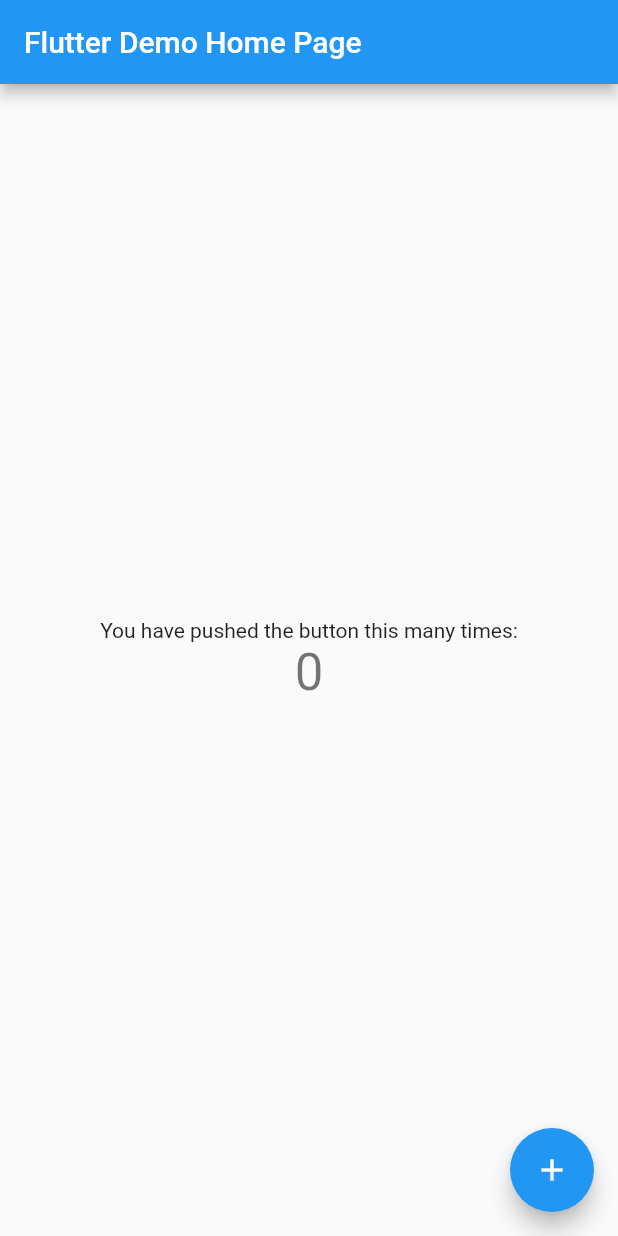
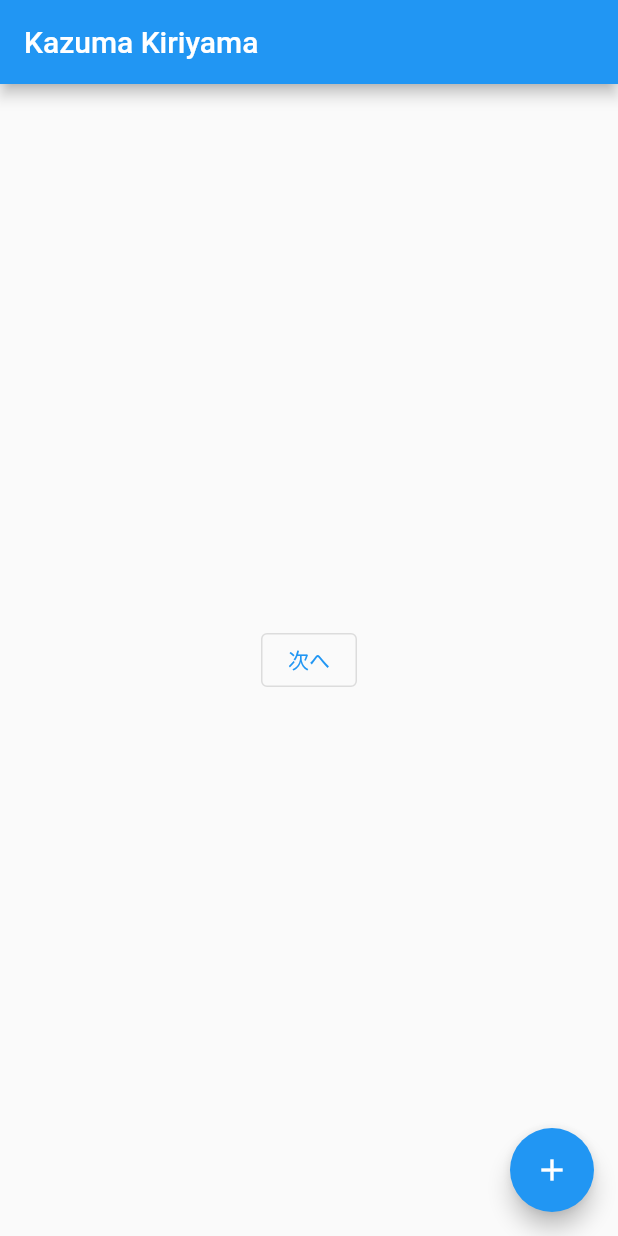
Before and after one commit to chankiri91/practice_flutter, a Flutter app: the screen it shows after launch, on a phone screen of 412 x 824 dp. Run offline on Flutter 3.47's test engine with Material 2 defaults, Android fonts, the phone set to English and light mode, and no system bars.

Commit message:
画面遷移

```diff
--- a/lib/main.dart
+++ b/lib/main.dart
@@ -1,4 +1,5 @@
 import 'package:flutter/material.dart';
+import 'package:practice_flutter/next_page.dart';
 
 void main() {
   runApp(const MyApp());
@@ -52,58 +53,26 @@ class _MyHomePageState extends State<MyHomePage> {
 
   void _incrementCounter() {
     setState(() {
-      // This call to setState tells the Flutter framework that something has
-      // changed in this State, which causes it to rerun the build method below
-      // so that the display can reflect the updated values. If we changed
-      // _counter without calling setState(), then the build method would not be
-      // called again, and so nothing would appear to happen.
-      _counter++;
+     _counter++;
     });
   }
 
   @override
   Widget build(BuildContext context) {
-    // This method is rerun every time setState is called, for instance as done
-    // by the _incrementCounter method above.
-    //
-    // The Flutter framework has been optimized to make rerunning build methods
-    // fast, so that you can just rebuild anything that needs updating rather
-    // than having to individually change instances of widgets.
     return Scaffold(
       appBar: AppBar(
-        // Here we take the value from the MyHomePage object that was created by
-        // the App.build method, and use it to set our appbar title.
-        title: Text(widget.title),
+        title: Text('Kazuma Kiriyama'),
       ),
       body: Center(
-        // Center is a layout widget. It takes a single child and positions it
-        // in the middle of the parent.
-        child: Column(
-          // Column is also a layout widget. It takes a list of children and
-          // arranges them vertically. By default, it sizes itself to fit its
-          // children horizontally, and tries to be as tall as its parent.
-          //
-          // Invoke "debug painting" (press "p" in the console, choose the
-          // "Toggle Debug Paint" action from the Flutter Inspector in Android
-          // Studio, or the "Toggle Debug Paint" command in Visual Studio Code)
-          // to see the wireframe for each widget.
-          //
-          // Column has various properties to control how it sizes itself and
-          // how it positions its children. Here we use mainAxisAlignment to
-          // center the children vertically; the main axis here is the vertical
-          // axis because Columns are vertical (the cross axis would be
-          // horizontal).
-          mainAxisAlignment: MainAxisAlignment.center,
-          children: <Widget>[
-            const Text(
-              'You have pushed the button this many times:',
-            ),
-            Text(
-              '$_counter',
-              style: Theme.of(context).textTheme.headline4,
-            ),
-          ],
-        ),
+        child: OutlinedButton(
+          child: Text('次へ'),
+          onPressed: () {
+            Navigator.push(
+              context,
+              MaterialPageRoute(builder: (context) => NextPage()),
+            );
+          },
+        )
       ),
       floatingActionButton: FloatingActionButton(
         onPressed: _incrementCounter,
```
Also changed, not shown: lib/next_page.dart (added, +20 -0 lines).
